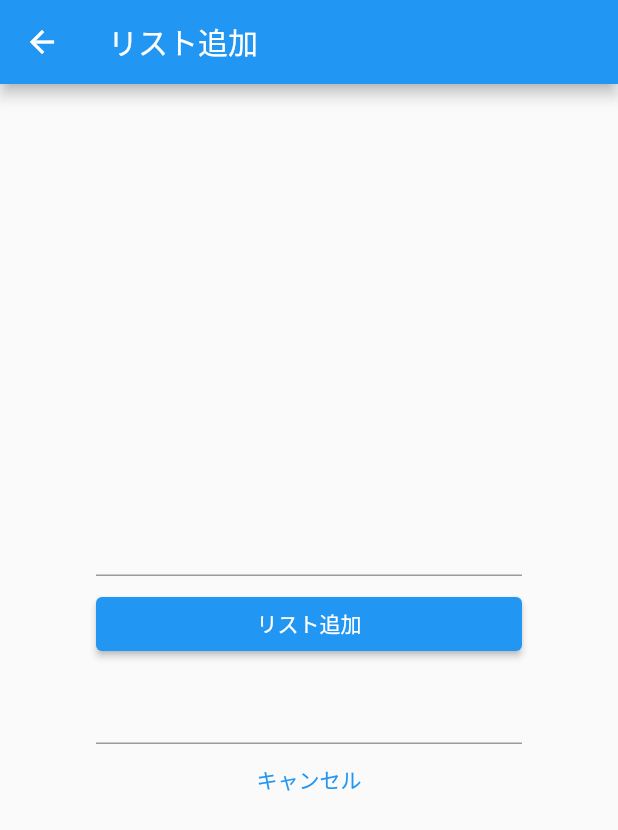
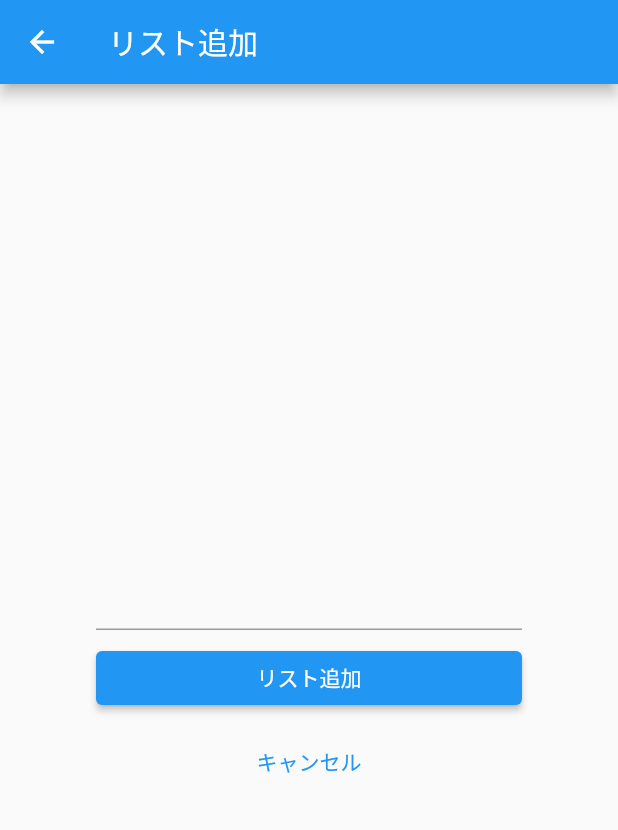
Before and after one commit to kakitaku00/FlutterStudy1, a Flutter app: the screen it shows after launch, after a tap on the "add" icon, on a phone screen of 412 x 824 dp. Shown: the top 830 px of the screen. Run offline on Flutter 3.47's test engine with Material 2 defaults, Android fonts, the phone set to English and light mode, and no system bars.

Commit message:
update: 不具合修正

```diff
--- a/lib/main.dart
+++ b/lib/main.dart
@@ -8,11 +8,14 @@ class MyTodoApp extends StatelessWidget {
   @override
   Widget build(BuildContext context) {
     return MaterialApp(
+      debugShowCheckedModeBanner: false,
       title: 'My Todo App',
       theme: ThemeData(
         primarySwatch: Colors.blue,
+        visualDensity: VisualDensity.adaptivePlatformDensity,
       ),
-        home: TodoListPage());
+      home: TodoListPage(),
+    );
   }
 }
 
@@ -47,10 +50,15 @@ class _TodoListPageState extends State<TodoListPage> {
               return TodoAddPage();
             }),
           );
-            if (newListText != null) {}
+          if (newListText != null) {
+            setState(() {
+              todoList.add(newListText);
+            });
+          }
         },
         child: Icon(Icons.add),
-        ));
+      ),
+    );
   }
 }
 
@@ -73,7 +81,15 @@ class _TodoAddPageState extends State<TodoAddPage> {
         child: Column(
           mainAxisAlignment: MainAxisAlignment.center,
           children: <Widget>[
-            TextField(),
+            Text(_text, style: TextStyle(color: Colors.blue)),
+            const SizedBox(height: 8),
+            TextField(
+              onChanged: (String value) {
+                setState(() {
+                  _text = value;
+                });
+              },
+            ),
             const SizedBox(height: 8),
             Container(
               width: double.infinity,
@@ -85,13 +101,6 @@ class _TodoAddPageState extends State<TodoAddPage> {
               ),
             ),
             const SizedBox(height: 8),
-            TextField(
-              onChanged: (String value) {
-                setState(() {
-                  _text = value;
-                });
-              },
-            ),
             Container(
               width: double.infinity,
               child: TextButton(
```
Lines whose indentation alone changed are shown as unchanged.
